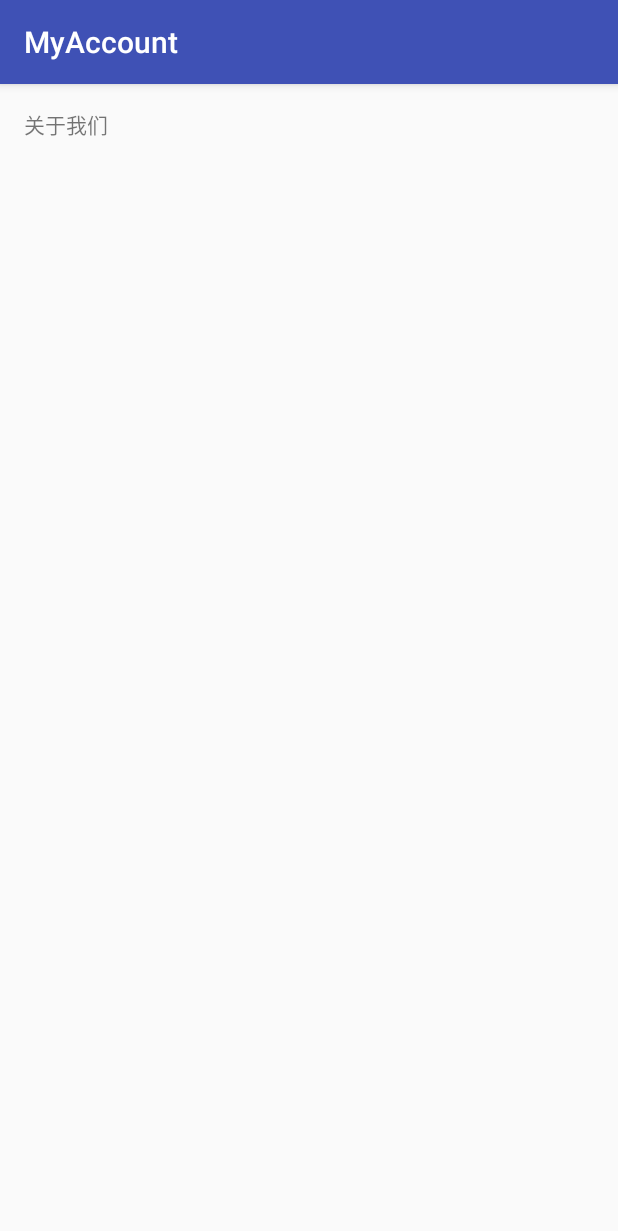
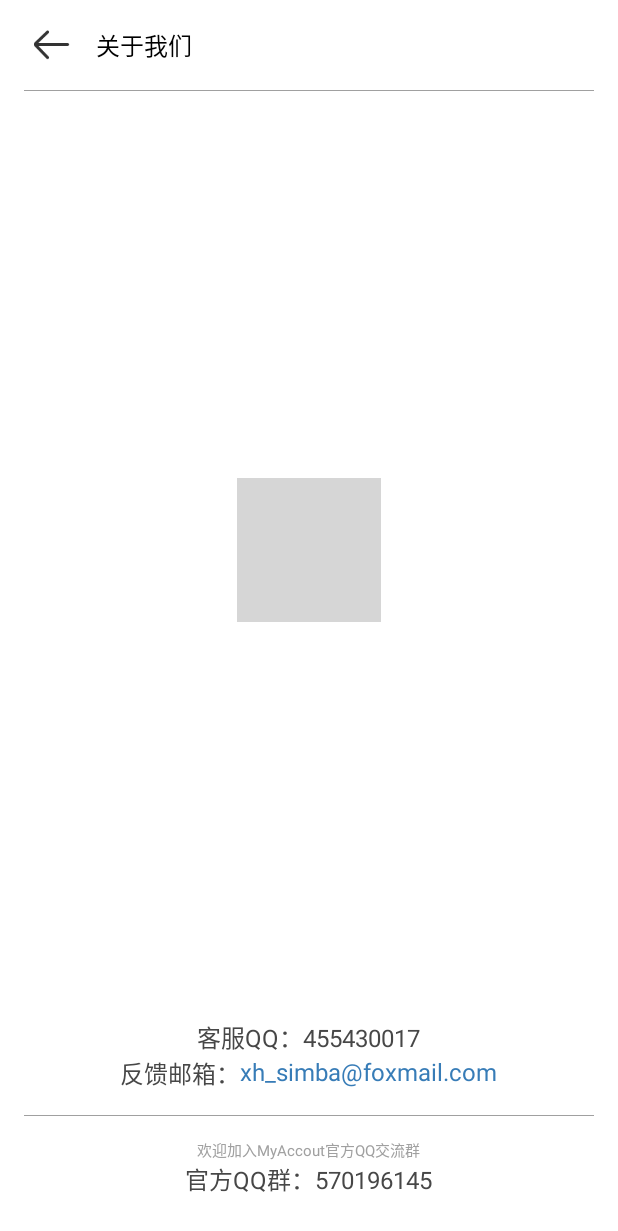
Before and after one commit to Shine-Zhang/MyAccount, an Android app: the AboutUsActivity screen opened directly, with no data from a screen before it, on a phone screen of 412 x 824 dp. Shown: the top 1231 px of the screen. Run offline under Robolectric (Android 15) with nearby library versions, the phone set to English and light mode, and no system bars; our stand-ins replace CircleImageView; grey boxes are pictures that could not be loaded.

Commit message:
From:辛昊 修改了AboutUsActivity的xml布局文件 增加了AboutUsActivity的finish本页的代码，用于返回上一页

```diff
--- a/app/src/main/java/com/example/zs/myaccount/AboutUsActivity.java
+++ b/app/src/main/java/com/example/zs/myaccount/AboutUsActivity.java
@@ -1,15 +1,29 @@
 package com.example.zs.myaccount;
 
+import android.content.Intent;
 import android.support.v7.app.AppCompatActivity;
 import android.os.Bundle;
+import android.view.View;
+import android.widget.ImageButton;
+
 /**
  * Created by 钟云婷 on 2016/8/30.
  */
 public class AboutUsActivity extends AppCompatActivity {
 
+    public ImageButton ib_aboutusactivity_back;
     @Override
     protected void onCreate(Bundle savedInstanceState) {
         super.onCreate(savedInstanceState);
         setContentView(R.layout.activity_about_us);
+        //隐藏标题栏
+        getSupportActionBar().hide();
+        //初始化回到上一页的ImageButton控件ib_aboutusactivity_back
+        ib_aboutusactivity_back = (ImageButton) findViewById(R.id.ib_aboutusactivity_back);
+    }
+    //点击back按钮finish本页面
+    public void from_AboutUsActivity_to_MyBalanceActivity(View view) {
+        //startActivity(new Intent().setClass(this, MyBalanceActivity.class));
+        finish();
     }
 }
--- a/app/src/main/res/layout/activity_about_us.xml
+++ b/app/src/main/res/layout/activity_about_us.xml
@@ -1,16 +1,129 @@
 <?xml version="1.0" encoding="utf-8"?>
-<RelativeLayout xmlns:android="http://schemas.android.com/apk/res/android"
+<LinearLayout xmlns:android="http://schemas.android.com/apk/res/android"
     xmlns:tools="http://schemas.android.com/tools"
     android:layout_width="match_parent"
     android:layout_height="match_parent"
-    android:paddingBottom="@dimen/activity_vertical_margin"
-    android:paddingLeft="@dimen/activity_horizontal_margin"
-    android:paddingRight="@dimen/activity_horizontal_margin"
-    android:paddingTop="@dimen/activity_vertical_margin"
+    android:orientation="vertical"
+    android:background="#FFF"
     tools:context="com.example.zs.myaccount.AboutUsActivity">
+    //第一部分
+    <LinearLayout
+        android:layout_width="match_parent"
+        android:layout_height="60dp"
+        android:orientation="horizontal">
+        <View
+            android:layout_width="0px"
+            android:layout_weight="1"
+            android:layout_height="wrap_content"
+            />
+        <ImageButton
+            android:layout_width="30dp"
+            android:layout_height="30dp"
+            android:scaleType="fitCenter"
+            android:layout_gravity="center"
+            android:id="@+id/ib_aboutusactivity_back"
+            android:background="@drawable/ic_arrow_default"
+            android:onClick="from_AboutUsActivity_to_MyBalanceActivity"/>
+        <View
+            android:layout_width="0px"
+            android:layout_weight="0.5"
+            android:layout_height="wrap_content"
+            />
+        <TextView
+            android:layout_width="0px"
+            android:layout_weight="15"
+            android:layout_height="wrap_content"
+            android:layout_gravity="center"
+            android:text="关于我们"
+            android:textSize="@dimen/activity_horizontal_margin"
+            android:textColor="#000"/>
+    </LinearLayout>
 
-    <TextView
-        android:layout_width="wrap_content"
-        android:layout_height="wrap_content"
-        android:text="关于我们"/>
-</RelativeLayout>
+    <View
+        android:layout_width="match_parent"
+        android:layout_height="0.5dp"
+        android:background="#A0A0A0"
+        android:layout_marginRight="@dimen/activity_horizontal_margin"
+        android:layout_marginLeft="@dimen/activity_horizontal_margin"
+        />
+    //第二部分
+    <LinearLayout
+        android:layout_width="match_parent"
+        android:layout_height="0px"
+        android:layout_weight="1"
+        android:orientation="vertical"
+        >
+        <LinearLayout
+            android:layout_width="match_parent"
+            android:layout_height="0px"
+            android:layout_weight="1"
+            android:gravity="center">
+            <ImageView
+                android:layout_width="wrap_content"
+                android:layout_height="wrap_content"
+                android:background="@drawable/ic_ywjz_logo">
+            </ImageView>
+        </LinearLayout>
+        //第三部分
+        <LinearLayout
+            android:layout_width="match_parent"
+            android:layout_height="wrap_content"
+            android:orientation="vertical">
+            <TextView
+                android:layout_width="wrap_content"
+                android:layout_height="30sp"
+                android:layout_gravity="center"
+                android:gravity="bottom"
+                android:text="客服QQ：455430017"
+                android:textColor="#474747"
+                android:textSize="@dimen/activity_horizontal_margin" />
+
+            <LinearLayout
+                android:layout_width="match_parent"
+                android:layout_height="40sp"
+                android:orientation="horizontal"
+                android:gravity="center">
+                <TextView
+                    android:layout_width="wrap_content"
+                    android:layout_height="match_parent"
+                    android:text="反馈邮箱："
+                    android:textColor="#474747"
+                    android:textSize="@dimen/activity_horizontal_margin"
+                    android:gravity="right"
+                    />
+                <TextView
+                    android:layout_width="wrap_content"
+                    android:layout_height="match_parent"
+                    android:text="xh_simba@foxmail.com"
+                    android:textSize="@dimen/activity_horizontal_margin"
+                    android:textColor="#377CB7"
+                    />
+            </LinearLayout>
+
+            <View
+                android:layout_width="match_parent"
+                android:layout_height="0.5dp"
+                android:background="#A0A0A0"
+                android:layout_marginRight="@dimen/activity_horizontal_margin"
+                android:layout_marginLeft="@dimen/activity_horizontal_margin"
+                />
+
+            <TextView
+                android:layout_width="wrap_content"
+                android:layout_height="30sp"
+                android:gravity="bottom"
+                android:layout_gravity="center"
+                android:text="欢迎加入MyAccout官方QQ交流群"
+                android:textColor="#A0A0A0"
+                android:textSize="10dp"/>
+            <TextView
+                android:layout_width="wrap_content"
+                android:layout_height="50sp"
+                android:layout_gravity="center"
+                android:text="官方QQ群：570196145"
+                android:textColor="#474747"
+                android:textSize="@dimen/activity_horizontal_margin"
+                android:textStyle="normal"/>
+        </LinearLayout>
+    </LinearLayout>
+</LinearLayout>
```
